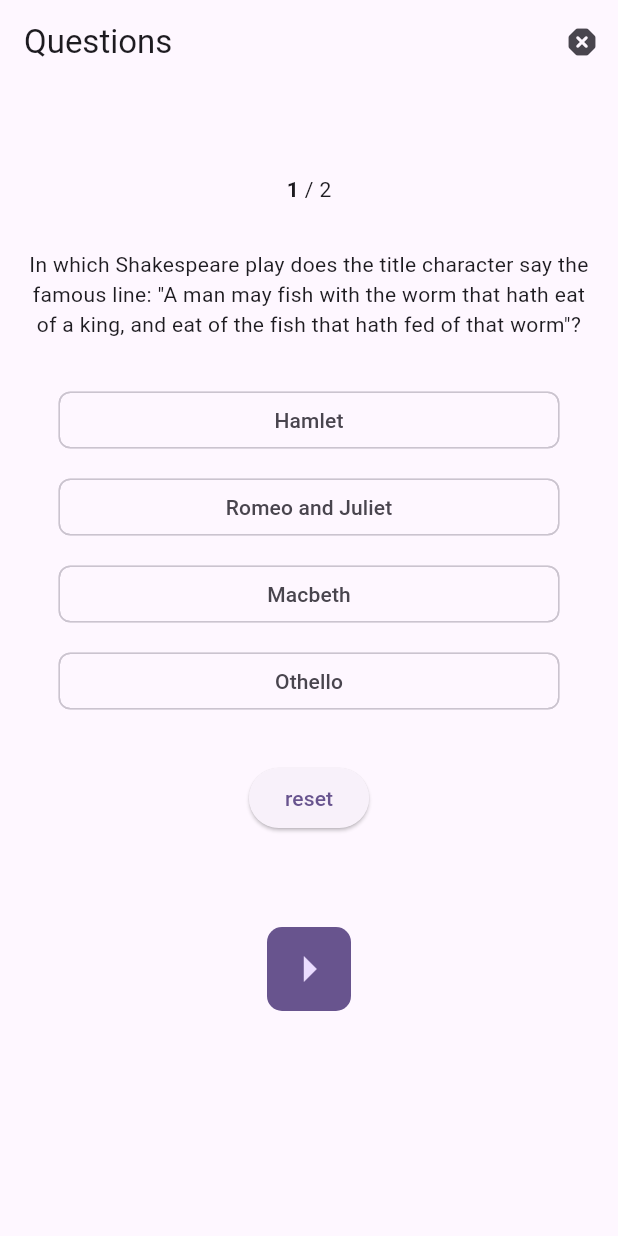
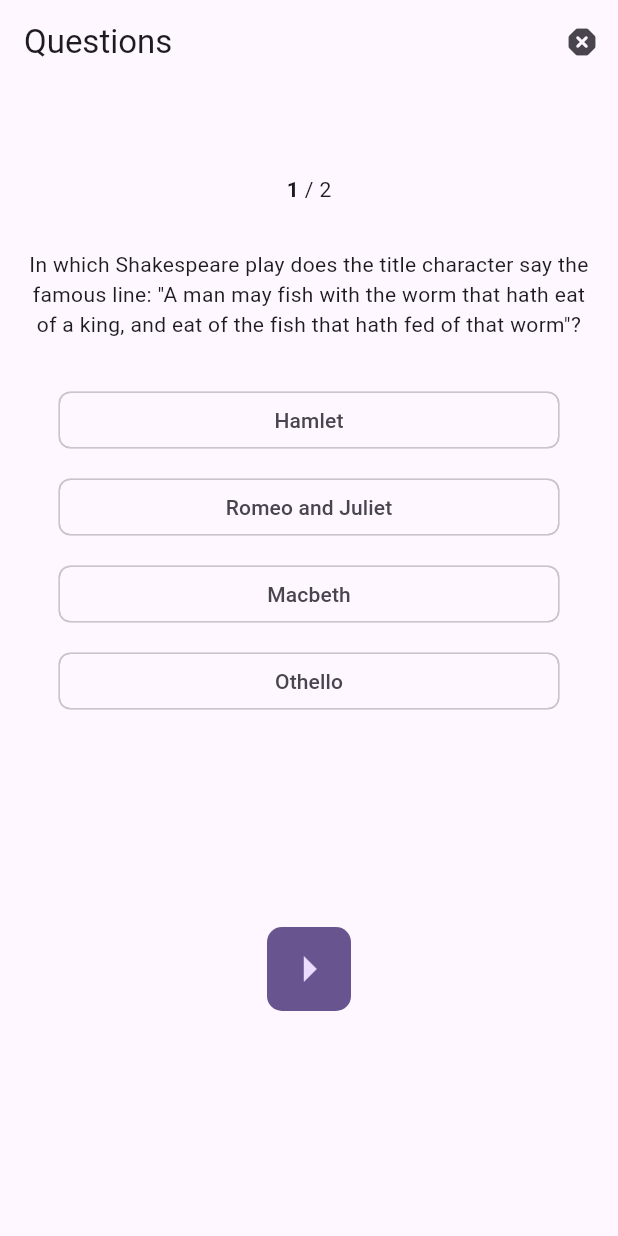
Before and after one commit to sam-Encodev/trivia, a Flutter app: the Questions screen opened by its route, on a phone screen of 412 x 824 dp. Run offline on Flutter 3.47's test engine with Material 3 defaults, Android fonts, the phone set to English and light mode, and no system bars; our stand-ins replace flutter_riverpod, riverpod_annotation, shared_preferences, syncfusion_flutter_charts; accounts and stored records are empty.

Commit message:
remove reset button

```diff
--- a/lib/components/view_question.dart
+++ b/lib/components/view_question.dart
@@ -130,14 +130,6 @@ class _QuestionState extends ConsumerState<ViewQuestion> {
             width: double.infinity,
             height: 30.0,
           ),
-          ElevatedButton(
-            onPressed: () {
-              setState(() {
-                selectedIndex = null;
-              });
-            },
-            child: const Text(reset),
-          ),
           const SizedBox(
             width: double.infinity,
             height: 30.0,
```
